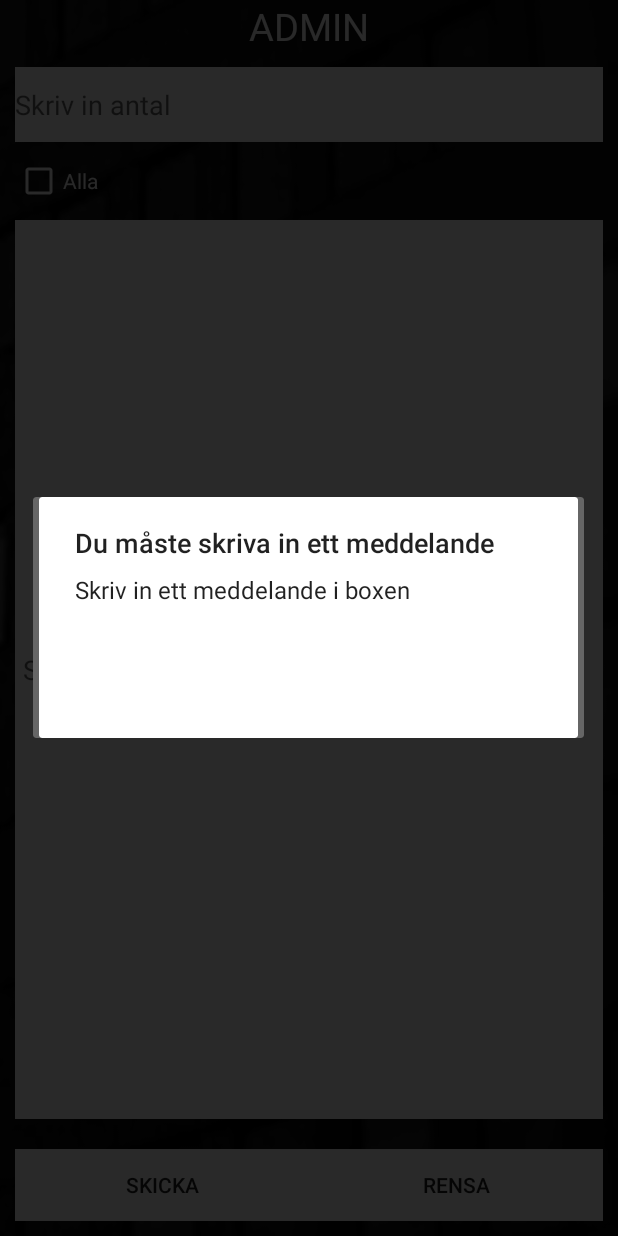
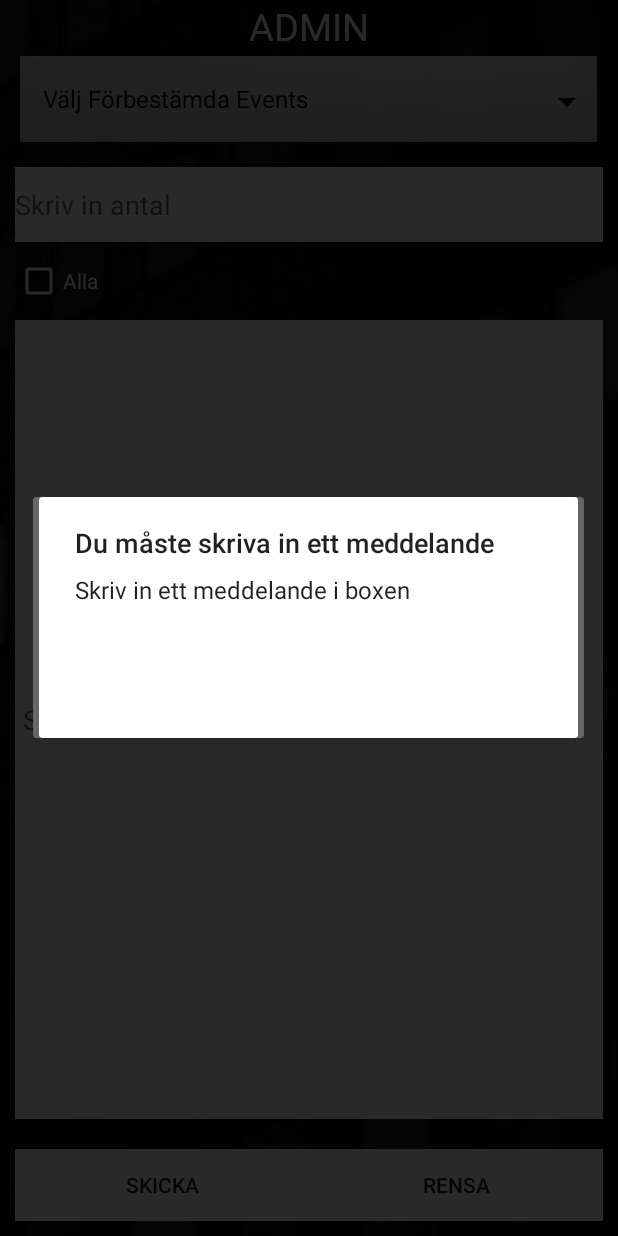
Before and after one commit to aysterberi/SatansDemokratiAdmin, an Android app: the screen it shows after launch (MainActivity), after a tap on "SKICKA", on a phone screen of 412 x 824 dp. Run offline under Robolectric (Android 15) with nearby library versions, the phone set to English and light mode, and no system bars.

Commit message:
Fixade metoder för jonte inte kan det, och sedan fixade jag och jonte att så man kan skicka events.

```diff
--- a/app/src/main/java/com/example/lisalesse/satansdemokratiadmin/MainActivity.java
+++ b/app/src/main/java/com/example/lisalesse/satansdemokratiadmin/MainActivity.java
@@ -1,22 +1,28 @@
 package com.example.lisalesse.satansdemokratiadmin;
 
 import android.app.Activity;
+import android.content.Intent;
 import android.net.Uri;
 import android.os.Bundle;
+import android.os.SystemClock;
 import android.preference.CheckBoxPreference;
 import android.support.design.widget.FloatingActionButton;
 import android.support.design.widget.Snackbar;
 import android.support.v7.app.AlertDialog;
 import android.support.v7.app.AppCompatActivity;
 import android.support.v7.widget.Toolbar;
+import android.text.format.DateFormat;
 import android.view.View;
 import android.view.Menu;
 import android.view.MenuItem;
+import android.widget.AdapterView;
+import android.widget.ArrayAdapter;
 import android.widget.Button;
 import android.widget.CheckBox;
 import android.widget.EditText;
 import android.widget.RadioGroup;
 import android.widget.RelativeLayout;
+import android.widget.Spinner;
 import android.widget.TextView;
 import android.os.StrictMode;
 import android.content.DialogInterface;
@@ -29,15 +35,21 @@ import org.json.JSONArray;
 import org.json.JSONException;
 import org.json.JSONObject;
 
+import java.text.SimpleDateFormat;
+import java.util.Date;
+
 public class MainActivity extends AppCompatActivity {
-    String antal, meddelande;
+    private String antal, meddelande, dateTime;
+    private Spinner dropdown;
+    private Boolean eventSelected;
 
     @Override
     protected void onCreate(Bundle savedInstanceState) {
         super.onCreate(savedInstanceState);
+        setContentView(R.layout.activity_main);
+        setUpDropdown();
 
 
-        setContentView(R.layout.activity_main);
         if (android.os.Build.VERSION.SDK_INT > 9) {
             StrictMode.ThreadPolicy policy = new StrictMode.ThreadPolicy.Builder().permitAll().build();
             StrictMode.setThreadPolicy(policy);
@@ -58,9 +70,18 @@ public class MainActivity extends AppCompatActivity {
 
         });
 
-        //jajamän kommentarer
-        Skicka.setOnClickListener(new View.OnClickListener() {
+
+        messageListener(dbHandler, Skicka, textRutan, Antalen, checkBoxen);
+    }
+
+    private void messageListener(final DBHandler dbHandler, Button skicka, final EditText textRutan, final EditText antalen, final CheckBox checkBoxen) {
+        skicka.setOnClickListener(new View.OnClickListener() {
                 public void onClick(View v) {
+                    if (eventSelected) {
+                        dbHandler.postEventToDb(meddelande, dateTime);
+                        dropdown.setSelection(0);
+
+                    } else {
                         antal = "";
                         meddelande = textRutan.getText().toString();
                         //Boolean checked = checkBoxen.isChecked();
@@ -68,7 +89,7 @@ public class MainActivity extends AppCompatActivity {
                             antal = "3000";
                         }
                         else {
-                        antal = Antalen.getText().toString();
+                            antal = antalen.getText().toString();
                         }
                         if(antal.isEmpty() && !checkBoxen.isChecked()){
                             AlertDialog alertDialog = new AlertDialog.Builder(MainActivity.this).create();
@@ -79,11 +100,9 @@ public class MainActivity extends AppCompatActivity {
                                         public void onClick(DialogInterface dialog, int which) {
                                             dialog.dismiss();
                                             return;
-
                                         }
                                     });
                             alertDialog.show();
-
                         }
                         if(meddelande.isEmpty()){
                             AlertDialog alertDialog = new AlertDialog.Builder(MainActivity.this).create();
@@ -94,14 +113,10 @@ public class MainActivity extends AppCompatActivity {
                                         public void onClick(DialogInterface dialog, int which) {
                                             dialog.dismiss();
                                             return;
-
                                         }
                                     });
                             alertDialog.show();
-
                         }
-                    System.out.println("meddelande: "+meddelande+" antal: "+antal);
-                    System.out.println("antal"+ antal);
                         if(!meddelande.isEmpty()&&!antal.isEmpty()) {
                             try {
                                 JSONArray Usrs = new JSONArray(dbHandler.getRandomUser(antal));
@@ -111,34 +126,86 @@ public class MainActivity extends AppCompatActivity {
                                     System.out.println(ursid);
                                     dbHandler.postMessageToDb(meddelande, ursid);
 
-
                                 }
-
                                 Snackbar.make(findViewById(R.id.parentbrain),"Meddelande skickat",Snackbar.LENGTH_SHORT).setCallback(new Snackbar.Callback() {
                                     @Override
                                     public void onDismissed(Snackbar snackbar, int event) {
                                         super.onDismissed(snackbar, event);
                                         textRutan.getText().clear();
-                                    Antalen.getText().clear();
+                                        antalen.getText().clear();
                                         checkBoxen.setChecked(false);
                                         antal = "";
                                         meddelande="";
-
-
                                     }
                                 }).show();
-
-
-
 
                             } catch (JSONException e) {
                                 e.printStackTrace();
                             }
+                        }
+                    }
+                }
+            });
+    }
 
+    private void setUpDropdown (){
+        dropdown = (Spinner)findViewById(R.id.spinner1);
+        String[] items = new String[]{"Välj Förbestämda Events", "Omröstning: Val", "Toby", "Lisa", "Robin", "Judas"};
+        ArrayAdapter<String> adapter = new ArrayAdapter<String>(this, android.R.layout.simple_spinner_dropdown_item, items);
+        dropdown.setAdapter(adapter);
+        dropdown.setOnItemSelectedListener(new AdapterView.OnItemSelectedListener() {
+            @Override
+            public void onItemSelected(AdapterView<?> parent, View view, int position, long id) {
+                switch (position) {
+                    case 0:
+                        eventSelected = false;
+                        meddelande = "";
+                        dateTime = "";
+                        break;
+                    case 1:
+                        eventSelected = true;
+                        meddelande = "1";
+                        dateTime = getDateTime();
+                        break;
+                    case 2:
+                        eventSelected = true;
+                        meddelande = "2";
+                        dateTime = getDateTime();
+                        break;
+                    case 3:
+                        eventSelected = true;
+                        meddelande = "3";
+                        dateTime = getDateTime();
+                        break;
+                    case 4:
+                        eventSelected = true;
+                        meddelande = "4";
+                        dateTime = getDateTime();
+                        break;
+                    case 5:
+                        eventSelected = true;
+                        meddelande = "5";
+                        dateTime = getDateTime();
+                        break;
+                    case 6:
+                        eventSelected = true;
+                        meddelande = "6";
+                        dateTime = getDateTime();
+                        break;
                 }
             }
 
-            });
-        };
+            @Override
+            public void onNothingSelected(AdapterView<?> parent) {
 
             }
+        });
+    }
+
+    private String getDateTime () {
+        Date dt = new Date(System.currentTimeMillis());
+        SimpleDateFormat dateFormat = new SimpleDateFormat("yyyy-MM-dd HH:mm:ss");
+        String currenTime = dateFormat.format(dt);
+        return currenTime;
+    }
+}
--- a/app/src/main/res/layout/activity_main.xml
+++ b/app/src/main/res/layout/activity_main.xml
@@ -10,11 +10,12 @@
     android:fitsSystemWindows="true"
     tools:context="com.example.lisalesse.satansdemokratiadmin.MainActivity"
     android:orientation="horizontal"
-    android:background="@drawable/background"
-    android:layout_weight="1">
+    android:background="@drawable/background">
+
 
     <TextView
         android:id="@+id/rubrik"
+        android:layout_alignParentTop="true"
         android:layout_width="match_parent"
         android:layout_height="wrap_content"
         android:textAlignment="center"
@@ -22,10 +23,27 @@
         android:textColor="@color/colorAccent"
         android:textSize="25sp"/>
 
+    <LinearLayout
+        android:id="@+id/spinnerlayout"
+        android:layout_width="match_parent"
+        android:layout_height="wrap_content"
+        android:layout_below="@+id/rubrik">
+
+        <Spinner
+            android:layout_marginRight="10dp"
+            android:layout_marginLeft="10dp"
+            android:id="@+id/spinner1"
+            android:layout_width="match_parent"
+            android:layout_height="wrap_content"
+            android:background="@android:drawable/btn_dropdown"
+            android:spinnerMode="dropdown"
+            android:overlapAnchor="false"/>
+    </LinearLayout>
+
     <EditText
+        android:layout_below="@+id/spinnerlayout"
         android:background="@color/colorAccent"
         android:id="@+id/antal"
-        android:layout_below="@+id/rubrik"
         android:layout_width="match_parent"
         android:layout_height="50dp"
         android:layout_margin="10dp"
```
Also changed, not shown: app/src/main/java/com/example/lisalesse/satansdemokratiadmin/DBHandler.java (+17 -0 lines), 3 other files. Lines whose indentation alone changed are shown as unchanged.
